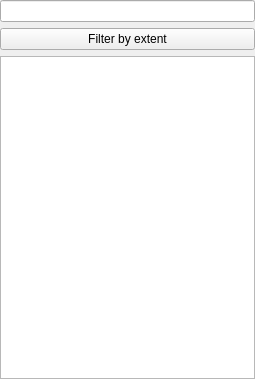
Qt form src/qms_service_toolbox.ui (nextgis/quickmapservices) before a commit.
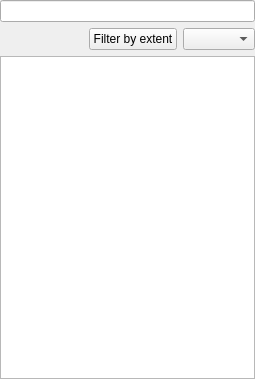
The same form after that commit. Custom widgets are drawn as their Qt base class.

Commit message: Add filter for service status

```diff
--- a/src/qms_service_toolbox.ui
+++ b/src/qms_service_toolbox.ui
@@ -26,6 +26,31 @@
      </widget>
     </item>
     <item>
+     <widget class="QFrame" name="horizontalFrame">
+      <property name="lineWidth">
+       <number>0</number>
+      </property>
+      <layout class="QHBoxLayout" name="horizontalLayout">
+       <property name="spacing">
+        <number>6</number>
+       </property>
+       <property name="margin">
+        <number>0</number>
+       </property>
+       <item>
+        <spacer name="horizontalSpacer">
+         <property name="orientation">
+          <enum>Qt::Horizontal</enum>
+         </property>
+         <property name="sizeHint" stdset="0">
+          <size>
+           <width>40</width>
+           <height>20</height>
+          </size>
+         </property>
+        </spacer>
+       </item>
+       <item>
      <widget class="QPushButton" name="btnFilterByExtent">
       <property name="text">
        <string>Filter by extent</string>
@@ -39,9 +64,15 @@
      </widget>
     </item>
     <item>
+        <widget class="QComboBox" name="cmbStatusFilter"/>
+       </item>
+      </layout>
+     </widget>
+    </item>
+    <item>
      <widget class="QListWidget" name="lstSearchResult">
       <property name="sizePolicy">
-       <sizepolicy hsizetype="Expanding" vsizetype="Preferred">
+       <sizepolicy hsizetype="Expanding" vsizetype="Expanding">
         <horstretch>0</horstretch>
         <verstretch>0</verstretch>
        </sizepolicy>
```
Lines whose indentation alone changed are shown as unchanged. The commit also changes 4 other files.
